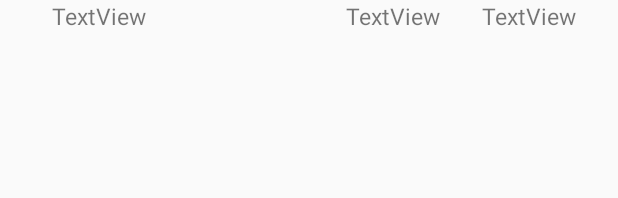
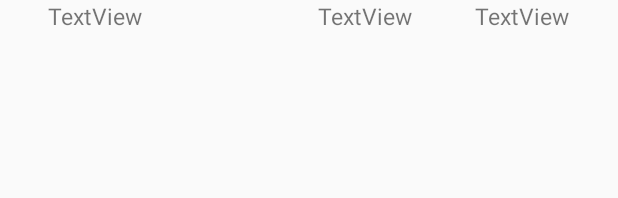
Before and after one commit to Theam1127/FoodOrderingApp, an Android app: the layout staff_list_view.xml on its own in the app's theme, with its tools: preview values and no code run, on a phone screen of 412 x 824 dp. Shown: the top 198 px of the screen. Run offline under Robolectric (Android 15) with nearby library versions, the phone set to English and light mode, and no system bars.

Commit message:
fix width to fit my phone

```diff
--- a/app/src/main/java/my/edu/tarc/foodorderingapp/GenerateReport.java
+++ b/app/src/main/java/my/edu/tarc/foodorderingapp/GenerateReport.java
@@ -443,8 +443,8 @@ public class GenerateReport extends AppCompatActivity {
                     }
                     staffListAdapter = new staffListAdapter(staffListCombined, getApplicationContext());
                     menuListView.setAdapter(staffListAdapter);
-                    col3TV.setWidth(100);
-                    col4TV.setWidth(420);
+                    col3TV.setWidth(190);
+                    col4TV.setWidth(400);
                     col5TV.setWidth(190);
                     col6TV.setWidth(190);
                     col3TV.setText("ID");
--- a/app/src/main/res/layout/staff_list_view.xml
+++ b/app/src/main/res/layout/staff_list_view.xml
@@ -13,7 +13,7 @@
 
     <TextView
         android:id="@+id/staffNameTV"
-        android:layout_width="55dp"
+        android:layout_width="50dp"
         android:layout_height="35dp"
         android:layout_weight="4"
         android:text="TextView"
@@ -21,7 +21,7 @@
 
     <TextView
         android:id="@+id/staffPositionTV"
-        android:layout_width="20dp"
+        android:layout_width="40dp"
         android:layout_height="35dp"
         android:layout_weight="2"
         android:text="TextView"
@@ -29,7 +29,7 @@
 
     <TextView
         android:id="@+id/staffStatusTV"
-        android:layout_width="20dp"
+        android:layout_width="30dp"
         android:layout_height="35dp"
         android:layout_weight="2"
         android:text="TextView"
```
